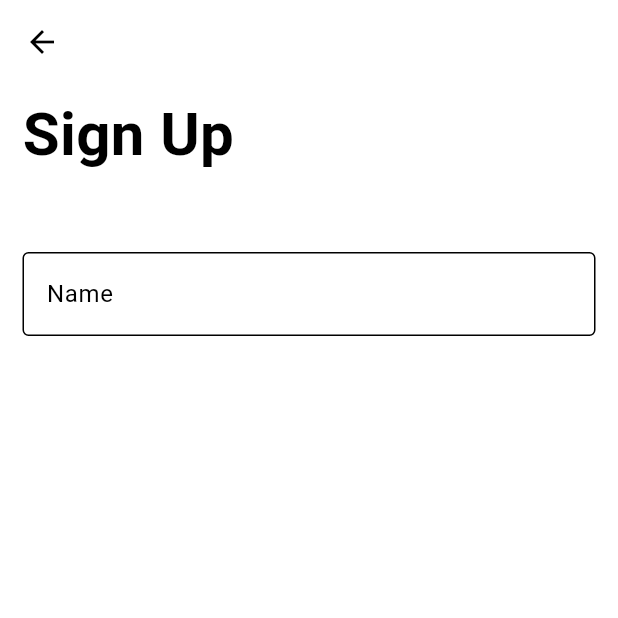
After one commit to sunilshrestha07/flutter_ecommerce, a Flutter app: the Login screen opened directly, on a phone screen of 412 x 824 dp, the top half of it. The commit adds this screen. Run offline on Flutter 3.47's test engine with Material 3 defaults, Android fonts, the phone set to English and light mode, and no system bars; our stand-ins replace smooth_page_indicator.

Commit message:
added some theme colors stated login page --remaining input text color

```diff
--- /dev/null
+++ b/lib/features/authentication/views/login.dart
@@ -0,0 +1,36 @@
+import 'package:flutter/material.dart';
+
+class Login extends StatefulWidget {
+  const Login({super.key});
+
+  @override
+  State<Login> createState() => _LoginState();
+}
+
+class _LoginState extends State<Login> {
+  @override
+  Widget build(BuildContext context) {
+    return Scaffold(
+      appBar: AppBar(),
+      body: Padding(
+        padding: EdgeInsets.symmetric(horizontal: 15, vertical: 5),
+        child: Column(
+          mainAxisAlignment: MainAxisAlignment.start,
+          crossAxisAlignment: CrossAxisAlignment.start,
+          children: [
+            Text(
+              style: TextStyle(fontSize: 40, fontWeight: FontWeight.bold),
+              "Sign Up",
+              textAlign: TextAlign.left,
+            ),
+            SizedBox(height: 50),
+            TextFormField(
+              style: TextStyle(),
+              decoration: InputDecoration(hintText: "Name"),
+            ),
+          ],
+        ),
+      ),
+    );
+  }
+}
--- a/lib/features/onboarding/controller/onboardingmain.dart
+++ b/lib/features/onboarding/controller/onboardingmain.dart
@@ -1,3 +1,4 @@
+import 'package:ecommerce/features/authentication/views/login.dart';
 import 'package:ecommerce/features/onboarding/views/onboardingwidget.dart';
 import 'package:flutter/material.dart';
 import 'package:smooth_page_indicator/smooth_page_indicator.dart';
@@ -54,6 +55,11 @@ class _OnboardingmainState extends State<Onboardingmain> {
     }
   }
 
+  // method to go to login page after finish appears
+  void _finishButton() {
+    Navigator.push(context, MaterialPageRoute(builder: (context) => Login()));
+  }
+
   @override
   Widget build(BuildContext context) {
     final isDarkMode = Theme.of(context).brightness == Brightness.dark;
@@ -77,7 +83,7 @@ class _OnboardingmainState extends State<Onboardingmain> {
             ),
             onPageChanged: (index) => {
               setState(() {
-                currentIndex + 1;
+                currentIndex = index;
               }),
             },
           ),
@@ -86,12 +92,19 @@ class _OnboardingmainState extends State<Onboardingmain> {
           Positioned(
             right: 15,
             bottom: 30,
-            child: FloatingActionButton(
-              shape: CircleBorder(),
-              backgroundColor: Colors.red.shade400,
-              onPressed: _nextPage,
-              child: Icon(Icons.arrow_right_alt, size: 30),
-            ),
+            child: currentIndex == onBoardingScreenInfo.length - 1
+                ? FloatingActionButton(
+                    shape: CircleBorder(),
+                    backgroundColor: Colors.red.shade400,
+                    onPressed: _finishButton,
+                    child: Icon(Icons.arrow_right_alt, size: 30),
+                  )
+                : FloatingActionButton(
+                    shape: CircleBorder(),
+                    backgroundColor: Colors.red.shade400,
+                    onPressed: _nextPage,
+                    child: Icon(Icons.arrow_right_alt, size: 30),
+                  ),
           ),
 
           // skip button
--- a/lib/utils/theme/app_theme.dart
+++ b/lib/utils/theme/app_theme.dart
@@ -5,21 +5,47 @@ class AppTheme {
   static final lightTheme = ThemeData(
     useMaterial3: true,
     colorScheme: lightColorSchema,
-    appBarTheme: const AppBarTheme(backgroundColor: Colors.transparent, elevation: 0),
+    appBarTheme: const AppBarTheme(
+      backgroundColor: Colors.white,
+      elevation: 0,
+      iconTheme: IconThemeData(color: Colors.black),
+    ),
     textTheme: TextTheme(
       bodyMedium: TextStyle(color: Colors.black),
       displayLarge: TextStyle(color: Colors.black),
       displaySmall: TextStyle(color: Colors.black),
+      displayMedium: TextStyle(color: Colors.green), // 👈 input text color
+    ),
+    iconTheme: IconThemeData(color: Colors.black),
+    tabBarTheme: TabBarThemeData(indicatorColor: Colors.black),
+    inputDecorationTheme: InputDecorationTheme(
+      hintStyle: TextStyle(color: Colors.black),
+      enabledBorder: OutlineInputBorder(borderSide: BorderSide(color: Colors.black)),
+      focusedBorder: OutlineInputBorder(borderSide: BorderSide(color: Colors.black)),
     ),
   );
+
+  // darkthem colors
   static final darkTheme = ThemeData(
     useMaterial3: true,
     colorScheme: darkColorSchema,
-    appBarTheme: const AppBarTheme(backgroundColor: Colors.transparent, elevation: 0),
+    appBarTheme: const AppBarTheme(
+      backgroundColor: Colors.black,
+      elevation: 0,
+      iconTheme: IconThemeData(color: Colors.white),
+    ),
     textTheme: const TextTheme(
       bodyMedium: TextStyle(color: Colors.white),
       displayLarge: TextStyle(color: Colors.white),
       displaySmall: TextStyle(color: Colors.white),
     ),
+    iconTheme: IconThemeData(color: Colors.white),
+    tabBarTheme: TabBarThemeData(indicatorColor: Colors.white),
+    inputDecorationTheme: InputDecorationTheme(
+      hintStyle: TextStyle(color: Colors.white),
+      enabledBorder: OutlineInputBorder(borderSide: BorderSide(color: Colors.white)),
+      focusedBorder: OutlineInputBorder(borderSide: BorderSide(color: Colors.white)),
+      labelStyle: TextStyle(color: Colors.white),
+    ),
   );
 }
```
